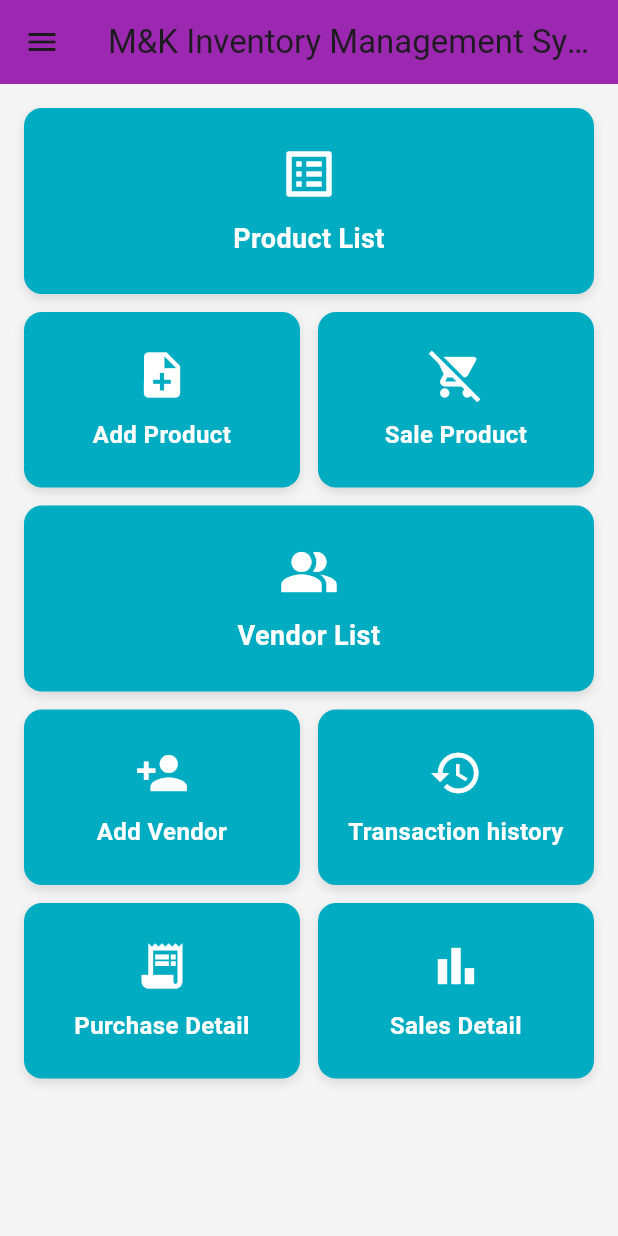
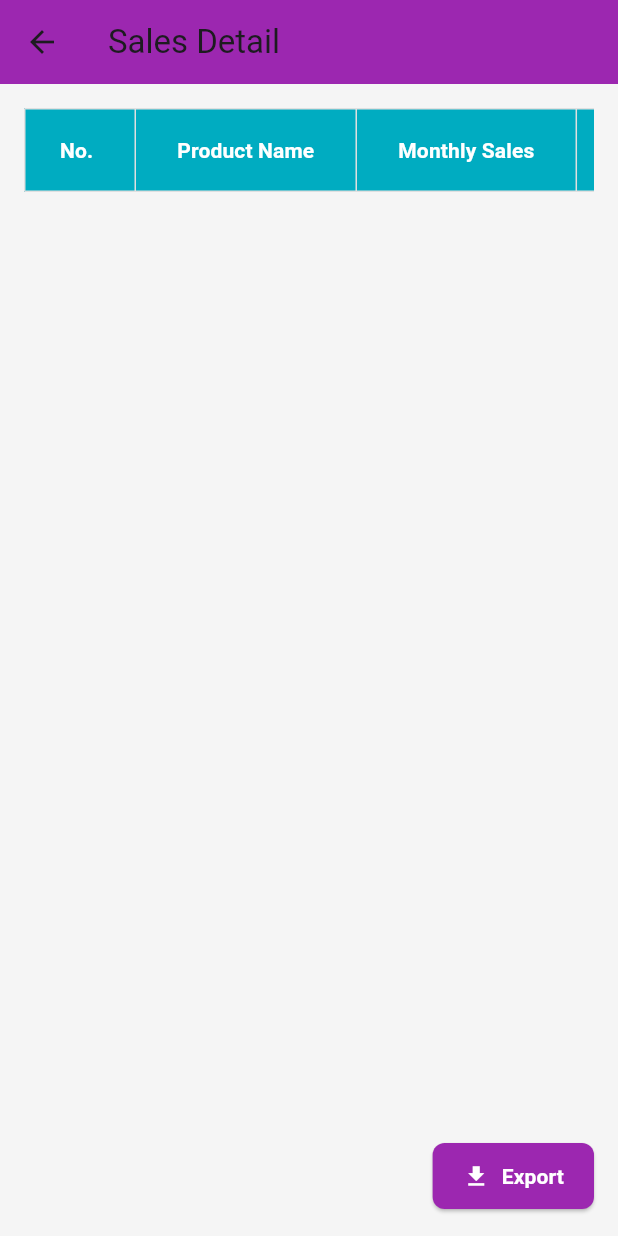
Before and after one commit to muhammadmuneebmanzoor/inventory_managment_system_app_dev_project, a Flutter app: the DashboardPage screen opened directly, after a tap on "Sales Detail", on a phone screen of 412 x 824 dp. Run offline on Flutter 3.47's test engine with Material 3 defaults, Android fonts, the phone set to English and light mode, and no system bars; our stand-ins replace image_picker.

Commit message:
added Sales Detail page table screen and drawer navigation ( buttons were not previously working

```diff
--- a/lib/dashboard.dart
+++ b/lib/dashboard.dart
@@ -4,6 +4,7 @@ import 'add_vendor_page.dart';
 import 'product_list_page.dart';
 import 'vendor_list_page.dart';
 import 'purchase_detail_page.dart';
+import 'sales_detail_page.dart';
 
 class DashboardPage extends StatelessWidget {
   const DashboardPage({super.key});
@@ -19,17 +20,43 @@ class DashboardPage extends StatelessWidget {
       drawer: Drawer(
         child: ListView(
           padding: EdgeInsets.zero,
-          children: const [
-            DrawerHeader(
+          children: [
+            const DrawerHeader(
               decoration: BoxDecoration(color: Colors.purple),
               child: Text(
                 'M&K Menu',
                 style: TextStyle(color: Colors.white, fontSize: 20),
               ),
             ),
-            ListTile(leading: Icon(Icons.home), title: Text('Dashboard')),
-            ListTile(leading: Icon(Icons.inventory), title: Text('Product List')),
-            ListTile(leading: Icon(Icons.people), title: Text('Vendor List')),
+            ListTile(
+              leading: const Icon(Icons.home),
+              title: const Text('Dashboard'),
+              onTap: () {
+                Navigator.pop(context);
+              },
+            ),
+            ListTile(
+              leading: const Icon(Icons.inventory),
+              title: const Text('Product List'),
+              onTap: () {
+                Navigator.pop(context);
+                Navigator.push(
+                  context,
+                  MaterialPageRoute(builder: (context) => const ProductListPage()),
+                );
+              },
+            ),
+            ListTile(
+              leading: const Icon(Icons.people),
+              title: const Text('Vendor List'),
+              onTap: () {
+                Navigator.pop(context);
+                Navigator.push(
+                  context,
+                  MaterialPageRoute(builder: (context) => const VendorListPage()),
+                );
+              },
+            ),
           ],
         ),
       ),
@@ -133,7 +160,14 @@ class DashboardPage extends StatelessWidget {
                     child: _buildDashboardCard(
                       title: 'Sales Detail',
                       icon: Icons.bar_chart,
-                      onTap: () {},
+                      onTap: () {
+                        Navigator.push(
+                          context,
+                          MaterialPageRoute(
+                            builder: (context) => const SalesDetailPage(),
+                          ),
+                        );
+                      },
                     ),
                   ),
                 ],
--- /dev/null
+++ b/lib/sales_detail_page.dart
@@ -0,0 +1,72 @@
+import 'package:flutter/material.dart';
+
+class SalesDetailPage extends StatelessWidget {
+  const SalesDetailPage({super.key});
+
+  @override
+  Widget build(BuildContext context) {
+    return Scaffold(
+      appBar: AppBar(
+        title: const Text('Sales Detail'),
+        backgroundColor: Colors.purple,
+        elevation: 0,
+      ),
+      body: SafeArea(
+        child: Padding(
+          padding: const EdgeInsets.all(16.0),
+          child: Column(
+            children: [
+              Expanded(
+                child: SingleChildScrollView(
+                  scrollDirection: Axis.horizontal,
+                  child: SingleChildScrollView(
+                    scrollDirection: Axis.vertical,
+                    child: DataTable(
+                      border: TableBorder.all(color: Colors.grey.shade300),
+                      headingRowColor: WidgetStateProperty.all(const Color(0xFF00ACC1)),
+                      columns: const [
+                        DataColumn(
+                          label: Text('No.', style: TextStyle(color: Colors.white, fontWeight: FontWeight.bold)),
+                        ),
+                        DataColumn(
+                          label: Text('Product Name', style: TextStyle(color: Colors.white, fontWeight: FontWeight.bold)),
+                        ),
+                        DataColumn(
+                          label: Text('Monthly Sales', style: TextStyle(color: Colors.white, fontWeight: FontWeight.bold)),
+                        ),
+                        DataColumn(
+                          label: Text('Yearly Sales', style: TextStyle(color: Colors.white, fontWeight: FontWeight.bold)),
+                        ),
+                        DataColumn(
+                          label: Text('Total Revenue', style: TextStyle(color: Colors.white, fontWeight: FontWeight.bold)),
+                        ),
+                      ],
+                      rows: const [],
+                    ),
+                  ),
+                ),
+              ),
+              const SizedBox(height: 16),
+              Align(
+                alignment: Alignment.centerRight,
+                child: ElevatedButton.icon(
+                  style: ElevatedButton.styleFrom(
+                    backgroundColor: Colors.purple,
+                    foregroundColor: Colors.white,
+                    padding: const EdgeInsets.symmetric(horizontal: 20, vertical: 12),
+                    shape: RoundedRectangleBorder(
+                      borderRadius: BorderRadius.circular(8),
+                    ),
+                  ),
+                  onPressed: () {},
+                  icon: const Icon(Icons.download),
+                  label: const Text('Export', style: TextStyle(fontWeight: FontWeight.bold)),
+                ),
+              ),
+            ],
+          ),
+        ),
+      ),
+    );
+  }
+}
```
